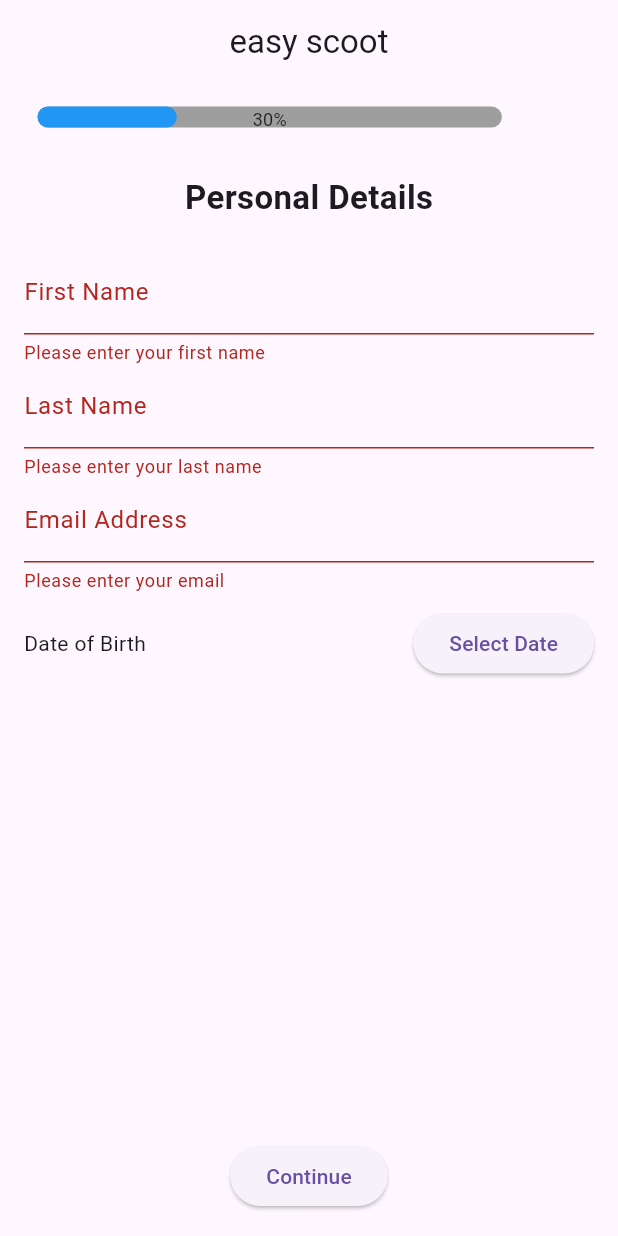
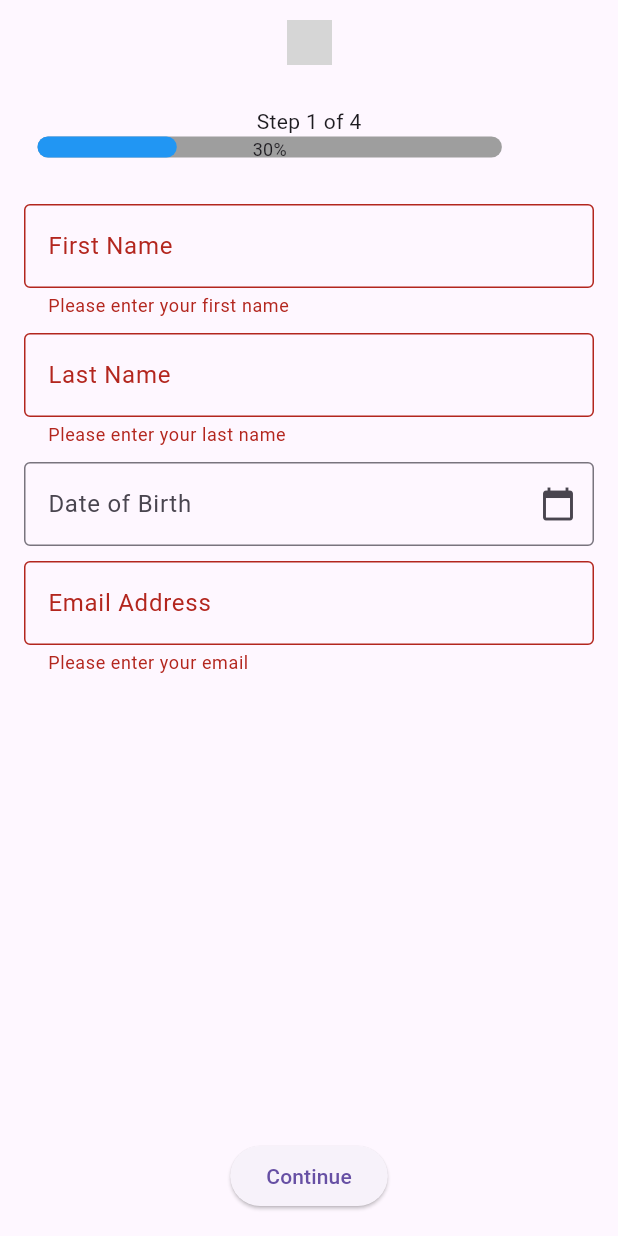
Before and after one commit to ashutosh7i/easy_scoot, a Flutter app: the OnboardingPage screen opened directly, after a tap on "Start >", after a tap on "Continue", on a phone screen of 412 x 824 dp. Run offline on Flutter 3.47's test engine with Material 3 defaults, Android fonts, the light colour scheme and no system bars; drawn by our look-alikes of percent_indicator; our stand-ins replace appwrite, country_code_picker, flutter_otp_text_field; grey boxes are pictures that could not be loaded.

Commit message:
add: basic onboarding flow

```diff
--- a/lib/pages/onboarding.dart
+++ b/lib/pages/onboarding.dart
@@ -4,6 +4,7 @@ import 'package:easy_scoot/appwrite/auth.dart'; // Ensure this is correctly impo
 import 'home.dart'; // Ensure this is correctly imported
 import 'package:easy_scoot/widgets/Astartup_loading.dart';
 import 'package:percent_indicator/linear_percent_indicator.dart';
+import 'package:intl/intl.dart';
 
 class Onboarding extends StatefulWidget {
   const Onboarding({Key? key}) : super(key: key);
@@ -96,6 +97,8 @@ class _OnboardingPageState extends State<OnboardingPage> {
         return TakeSelfiePage(onContinue: _goToNextStep);
       case 3:
         return AadharScanPage(onContinue: _goToNextStep);
+      case 4:
+        return AuthenticationSuccessfulPage();
       default:
         return Container();
     }
@@ -105,7 +108,10 @@ class _OnboardingPageState extends State<OnboardingPage> {
   Widget build(BuildContext context) {
     return Scaffold(
       appBar: AppBar(
-        title: const Text("easy scoot"),
+        title: Image(
+          image: AssetImage('images/navlogo.png'),
+          height: 30,
+        ),
         centerTitle: true,
       ),
       body: Column(
@@ -113,7 +119,12 @@ class _OnboardingPageState extends State<OnboardingPage> {
           if (currentStep != 0) // Show progress bar only after welcome screen
             Padding(
                 padding: EdgeInsets.all(15.0),
-              child: LinearPercentIndicator(
+                child: Column(
+                    mainAxisAlignment: MainAxisAlignment
+                        .center, // Align the progress bar to the center
+                    children: [
+                      Text('Step ${currentStep} of 4'),
+                      LinearPercentIndicator(
                         width: MediaQuery.of(context).size.width * 0.8,
                         lineHeight: 14.0,
                         percent: getProgress(),
@@ -125,7 +136,7 @@ class _OnboardingPageState extends State<OnboardingPage> {
                         backgroundColor: Colors.grey,
                         progressColor: Colors.blue,
                       ),
-            ),
+                    ])),
           Expanded(child: _buildCurrentStep()),
         ],
       ),
@@ -144,20 +155,39 @@ class WelcomePage extends StatelessWidget {
       child: Column(
         mainAxisAlignment: MainAxisAlignment.center,
         children: [
+          // Welcome Card
+          Container(
+            width: 300,
+            padding: EdgeInsets.all(20),
+            decoration: BoxDecoration(
+              color: Colors.redAccent,
+              borderRadius: BorderRadius.circular(15),
+            ),
+            child: Column(
+              children: [
                 Text(
-            "Welcome new user,",
-            style: TextStyle(fontSize: 24, fontWeight: FontWeight.bold),
+                  'Welcome new user,\n\n'
+                  'we need some info before you can start using easyscoot\n\n'
+                  'sit in a well-lit condition and keep your Aadhar card ready.',
+                  textAlign: TextAlign.center,
+                  style: TextStyle(
+                    color: Colors.white,
+                    fontSize: 18,
+                    fontWeight: FontWeight.bold,
                   ),
-          SizedBox(height: 20),
-          Text(
-            "We need some info before you can start using easy scoot. "
-            "Sit in a well-lit environment and keep your Aadhar card ready.",
-            textAlign: TextAlign.center,
                 ),
                 SizedBox(height: 20),
                 ElevatedButton(
-            onPressed: onStart,
-            child: Text("Start >"),
+                  onPressed: () {
+                    onStart();
+                  },
+                  child: Text(
+                    'Start >',
+                    style: TextStyle(fontSize: 16),
+                  ),
+                ),
+              ],
+            ),
           ),
         ],
       ),
@@ -176,8 +206,11 @@ class PersonalDetailsPage extends StatefulWidget {
 
 class _PersonalDetailsPageState extends State<PersonalDetailsPage> {
   final _formKey = GlobalKey<FormState>();
+  final _firstNameController = TextEditingController();
+  final _lastNameController = TextEditingController();
   final _emailController = TextEditingController();
   DateTime? selectedDate;
+  String? dateValidationError;
 
   @override
   Widget build(BuildContext context) {
@@ -188,24 +221,63 @@ class _PersonalDetailsPageState extends State<PersonalDetailsPage> {
         child: Column(
           mainAxisAlignment: MainAxisAlignment.center,
           children: [
-            Text(
-              "Personal Details",
-              style: TextStyle(fontSize: 22, fontWeight: FontWeight.bold),
+            TextFormField(
+              controller: _firstNameController,
+              decoration: InputDecoration(
+                labelText: "First Name",
+                border: OutlineInputBorder(),
               ),
-            SizedBox(height: 20),
-            TextFormField(
-              decoration: InputDecoration(labelText: "First Name"),
               validator: (value) =>
                   value!.isEmpty ? 'Please enter your first name' : null,
             ),
+            SizedBox(height: 10),
             TextFormField(
-              decoration: InputDecoration(labelText: "Last Name"),
+              controller: _lastNameController,
+              decoration: InputDecoration(
+                labelText: "Last Name",
+                border: OutlineInputBorder(),
+              ),
               validator: (value) =>
                   value!.isEmpty ? 'Please enter your last name' : null,
             ),
+            SizedBox(height: 10),
             TextFormField(
-              decoration: InputDecoration(labelText: "Email Address"),
+              controller: TextEditingController(
+                  text: selectedDate == null
+                      ? ''
+                      : DateFormat('yyyy-MM-dd').format(selectedDate!)),
+              decoration: InputDecoration(
+                labelText: 'Date of Birth',
+                border: OutlineInputBorder(),
+                suffixIcon: IconButton(
+                  icon: Icon(Icons.calendar_today),
+                  onPressed: () async {
+                    DateTime? picked = await showDatePicker(
+                      context: context,
+                      initialDate: selectedDate ?? DateTime.now(),
+                      firstDate: DateTime(1900),
+                      lastDate: DateTime.now(),
+                    );
+                    if (picked != null && picked != selectedDate) {
+                      setState(() {
+                        selectedDate = picked;
+                        dateValidationError = null;
+                        print(
+                            'Selected Date of Birth: ${DateFormat('yyyy-MM-dd').format(selectedDate!)}'); // Print selected date
+                      });
+                    }
+                  },
+                ),
+              ),
+              readOnly: true,
+            ),
+            SizedBox(height: 10),
+            TextFormField(
               controller: _emailController,
+              decoration: InputDecoration(
+                labelText: "Email Address",
+                border: OutlineInputBorder(),
+              ),
               validator: (value) {
                 if (value == null || value.isEmpty) {
                   return 'Please enter your email';
@@ -217,39 +289,20 @@ class _PersonalDetailsPageState extends State<PersonalDetailsPage> {
                 return null;
               },
             ),
-            SizedBox(height: 10),
-            Row(
-              children: [
-                Expanded(
-                  child: Text(
-                    selectedDate == null
-                        ? 'Date of Birth'
-                        : 'Date of Birth: ${selectedDate!.toLocal()}'
-                            .split(' ')[0],
-                  ),
-                ),
-                ElevatedButton(
-                  onPressed: () async {
-                    DateTime? picked = await showDatePicker(
-                      context: context,
-                      initialDate: DateTime.now(),
-                      firstDate: DateTime(1900),
-                      lastDate: DateTime.now(),
-                    );
-                    if (picked != null && picked != selectedDate) {
-                      setState(() {
-                        selectedDate = picked;
-                      });
-                    }
-                  },
-                  child: Text("Select Date"),
-                ),
-              ],
-            ),
             Spacer(),
             ElevatedButton(
               onPressed: () {
-                if (_formKey.currentState!.validate() && selectedDate != null) {
+                if (_formKey.currentState!.validate()) {
+                  // Print all data
+                  print('First Name: ${_firstNameController.text}');
+                  print('Last Name: ${_lastNameController.text}');
+                  print('Email: ${_emailController.text}');
+                  if (selectedDate != null) {
+                    print(
+                        'Date of Birth: ${DateFormat('yyyy-MM-dd').format(selectedDate!)}');
+                  } else {
+                    print('Date of Birth: Not selected');
+                  }
                   widget.onContinue();
                 }
               },
@@ -278,9 +331,12 @@ class TakeSelfiePage extends StatelessWidget {
             "Take Selfie",
             style: TextStyle(fontSize: 22, fontWeight: FontWeight.bold),
           ),
+          Text(
+            "Fill your details and click continue",
+            style: TextStyle(fontSize: 15, color: Colors.grey),
+          ),
           SizedBox(height: 20),
-          Image.asset('assets/placeholder_selfie.png',
-              height: 200), // Mock selfie image
+          Image.asset('images/selfie.png', height: 300), // Mock selfie image
           SizedBox(height: 20),
           ElevatedButton(
             onPressed: onContinue,
@@ -308,9 +364,12 @@ class AadharScanPage extends StatelessWidget {
             "Aadhar Scan",
             style: TextStyle(fontSize: 22, fontWeight: FontWeight.bold),
           ),
+          Text(
+            "We will scan your Aadhar card to validate.",
+            style: TextStyle(fontSize: 15, color: Colors.grey),
+          ),
           SizedBox(height: 20),
-          Image.asset('assets/placeholder_aadhar.png',
-              height: 200), // Mock Aadhar image
+          Image.asset('images/card.png', height: 200), // Mock Aadhar image
           SizedBox(height: 20),
           ElevatedButton(
             onPressed: onContinue,
@@ -325,11 +384,7 @@ class AadharScanPage extends StatelessWidget {
 class AuthenticationSuccessfulPage extends StatelessWidget {
   @override
   Widget build(BuildContext context) {
-    return Scaffold(
-      appBar: AppBar(
-        title: Text("easy scoot"),
-      ),
-      body: Center(
+    return Center(
       child: Column(
         mainAxisAlignment: MainAxisAlignment.center,
         children: [
@@ -338,23 +393,23 @@ class AuthenticationSuccessfulPage extends StatelessWidget {
             style: TextStyle(fontSize: 24, fontWeight: FontWeight.bold),
           ),
           SizedBox(height: 20),
-            Image.asset('assets/placeholder_success.png',
-                height: 200), // Mock success image
+          Image.asset('images/success.png', height: 200), // Mock success image
           SizedBox(height: 20),
           Text(
-              "Thank you for going through the verification process.",
+            "Thank you for going through verification process. Click the button below to continue.",
             textAlign: TextAlign.center,
-              style: TextStyle(fontSize: 16),
+            style: TextStyle(fontSize: 15),
           ),
           ElevatedButton(
             onPressed: () {
+              // call validator function that takes all and validates, if true sets the onboarded to true and navigates to home
+
               Navigator.pop(context);
             },
             child: Text("Let's Go"),
           ),
         ],
       ),
-      ),
     );
   }
 }
--- a/pubspec.yaml
+++ b/pubspec.yaml
@@ -40,6 +40,7 @@ dependencies:
   provider: ^6.1.2
   flutter_otp_text_field: ^1.2.0
   percent_indicator: ^4.2.3
+  intl: ^0.19.0
 
 dev_dependencies:
   flutter_test:
```
Also changed, not shown: pubspec.lock. Lines whose indentation alone changed are shown as unchanged.
